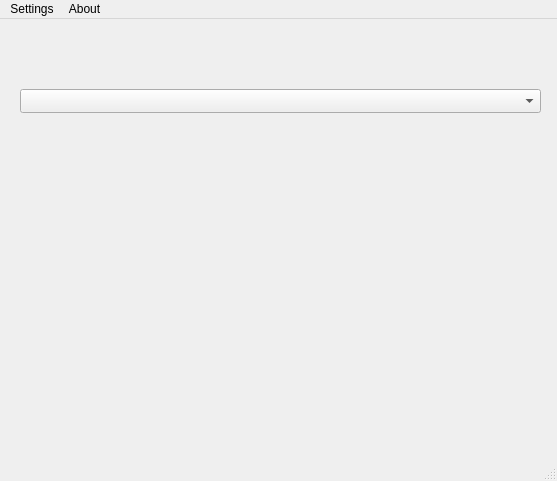
Before: the Qt Designer form src/wslconn.ui in AiltonFidelix/DConn, drawn with Qt 5.
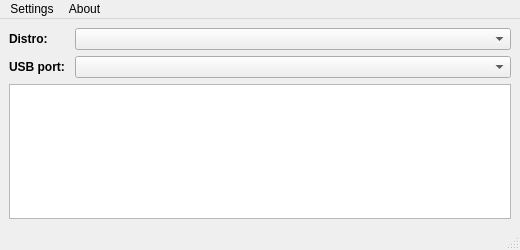
After: the same form once the commit is applied.

Commit message: Adjust UI, add icon, add log screen and start implementing USB ports

Diff of the .ui file:
```diff
--- a/src/wslconn.ui
+++ b/src/wslconn.ui
@@ -6,31 +6,83 @@
    <rect>
     <x>0</x>
     <y>0</y>
-    <width>557</width>
-    <height>481</height>
+    <width>520</width>
+    <height>250</height>
    </rect>
   </property>
   <property name="windowTitle">
    <string>WSLConn</string>
   </property>
   <widget class="QWidget" name="centralwidget">
-   <widget class="QComboBox" name="cbxDistros">
-    <property name="geometry">
-     <rect>
-      <x>20</x>
-      <y>70</y>
-      <width>521</width>
-      <height>24</height>
-     </rect>
-    </property>
-   </widget>
+   <layout class="QVBoxLayout" name="verticalLayout">
+    <item>
+     <layout class="QHBoxLayout" name="hlDistro">
+      <item>
+       <widget class="QLabel" name="lblDistro">
+        <property name="maximumSize">
+         <size>
+          <width>60</width>
+          <height>16777215</height>
+         </size>
+        </property>
+        <property name="text">
+         <string>&lt;b&gt;Distro:&lt;/b&gt;</string>
+        </property>
+       </widget>
+      </item>
+      <item>
+       <widget class="QComboBox" name="cbxDistros"/>
+      </item>
+     </layout>
+    </item>
+    <item>
+     <layout class="QHBoxLayout" name="hlUsbPort">
+      <item>
+       <widget class="QLabel" name="lblUsbPort">
+        <property name="maximumSize">
+         <size>
+          <width>60</width>
+          <height>16777215</height>
+         </size>
+        </property>
+        <property name="text">
+         <string>&lt;b&gt;USB port:&lt;/b&gt;</string>
+        </property>
+       </widget>
+      </item>
+      <item>
+       <widget class="QComboBox" name="cbxUsbPorts"/>
+      </item>
+     </layout>
+    </item>
+    <item>
+     <widget class="QPlainTextEdit" name="pteLogs">
+      <property name="textInteractionFlags">
+       <set>Qt::NoTextInteraction</set>
+      </property>
+     </widget>
+    </item>
+    <item>
+     <spacer name="verticalSpacer">
+      <property name="orientation">
+       <enum>Qt::Vertical</enum>
+      </property>
+      <property name="sizeHint" stdset="0">
+       <size>
+        <width>20</width>
+        <height>40</height>
+       </size>
+      </property>
+     </spacer>
+    </item>
+   </layout>
   </widget>
   <widget class="QMenuBar" name="menubar">
    <property name="geometry">
     <rect>
      <x>0</x>
      <y>0</y>
-     <width>557</width>
+     <width>520</width>
      <height>21</height>
     </rect>
    </property>
```
Left out of the diff: 6 changed lines with no effect on the pictures. The commit also changes 8 other files.
